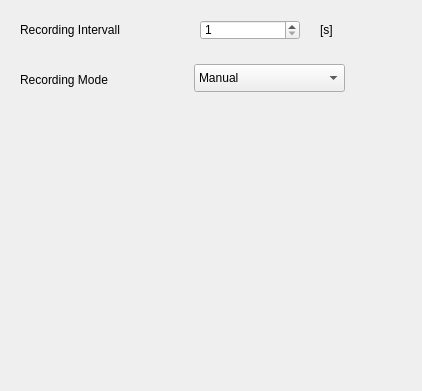
Qt form src/configuration/flytec/MemoryFrame.ui (Iv/FlyHigh) before a commit.
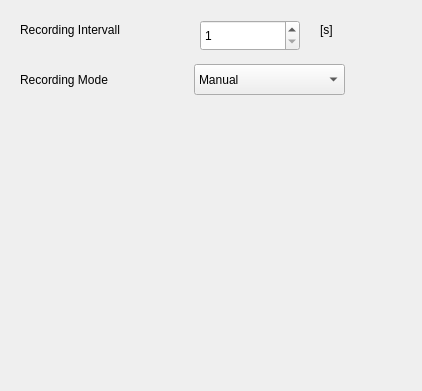
The same form after that commit.

```diff
--- a/src/configuration/flytec/MemoryFrame.ui
+++ b/src/configuration/flytec/MemoryFrame.ui
@@ -73,7 +73,7 @@
           <x>194</x>
           <y>64</y>
           <width>151</width>
-          <height>28</height>
+     <height>31</height>
         </rect>
       </property>
       <item>
@@ -93,9 +93,12 @@
           <x>200</x>
           <y>20</y>
           <width>100</width>
-          <height>20</height>
-        </rect>
-      </property>
+     <height>31</height>
+    </rect>
+   </property>
+   <property name="minimum">
+    <number>1</number>
+   </property>
       <property name="maximum">
         <number>60</number>
       </property>
```
Left out of the diff: 10 changed lines with no effect on the pictures. Lines whose indentation alone changed are shown as unchanged.
